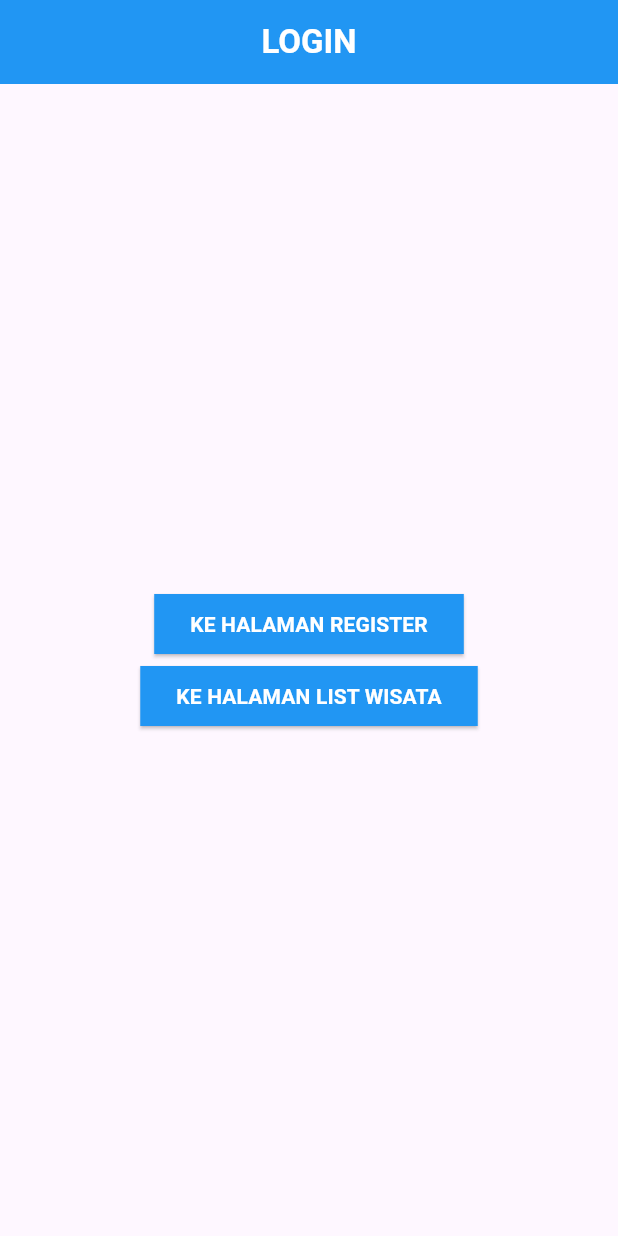
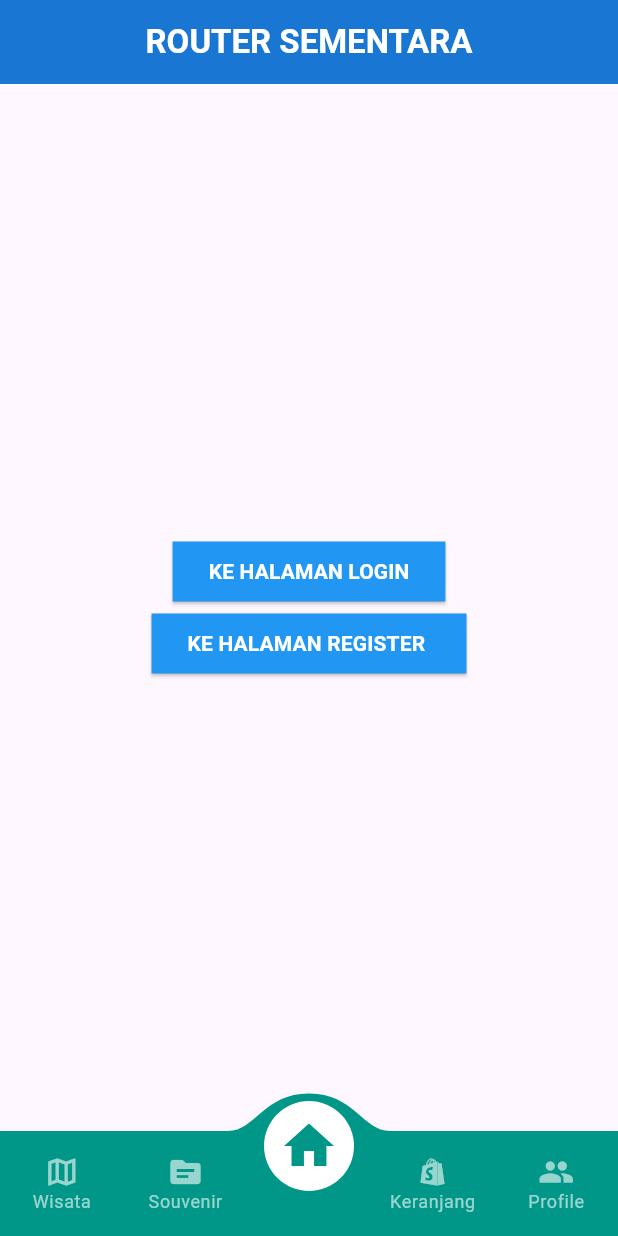
Before and after one commit to rhyssh/GoHealing1, a Flutter app: the screen it shows after launch, on a phone screen of 412 x 824 dp. Run offline on Flutter 3.47's test engine with Material 3 defaults, Android fonts, the light colour scheme and no system bars; drawn by our look-alikes of convex_bottom_bar; our stand-ins replace cloud_firestore, firebase_core; accounts and stored records are empty.

Commit message:
router and bottombar

```diff
--- /dev/null
+++ b/lib/BottomConvexBarr/BottomConvexBarr.dart
@@ -0,0 +1,59 @@
+import 'dart:math';
+
+import "package:flutter/material.dart";
+import 'package:convex_bottom_bar/convex_bottom_bar.dart';
+import 'package:gohealing/User/pages/Home/HomePage.dart';
+import 'package:gohealing/User/pages/ListWisata.dart';
+
+class BottomConvexBarr extends StatefulWidget {
+  const BottomConvexBarr({super.key});
+
+  @override
+  State<BottomConvexBarr> createState() => _BottomConvexBarrState();
+}
+
+class _BottomConvexBarrState extends State<BottomConvexBarr> {
+  int currIndex = 2;
+
+  @override
+  List<Widget> widgets = [
+    ListWisata(),
+    Center(
+      child: Text("Menu Souvenir"),
+    ),
+    HomePage(),
+    Center(
+      child: Text("Menu Keranjang"),
+    ),
+    Center(
+      child: Text("Menu Profile"),
+    ),
+  ];
+
+  Widget build(BuildContext context) {
+    return Scaffold(
+        body: widgets[currIndex],
+        bottomNavigationBar: Container(
+          // padding: EdgeInsets.only(bottom: 20, top: 20),
+          // color: Colors.teal,
+          child: ConvexAppBar(
+            initialActiveIndex: currIndex,
+            backgroundColor: Colors.teal,
+            height: 70,
+            items: [
+              TabItem(icon: Icons.map_outlined, title: 'Wisata'),
+              TabItem(icon: Icons.source_rounded, title: 'Souvenir'),
+              TabItem(icon: Icons.home,  title: 'Home' ),
+              TabItem(icon: Icons.shopify_rounded, title: 'Keranjang'),
+              TabItem(icon: Icons.people, title: 'Profile'),
+            ],
+            onTap: (int i) {
+              setState(() {
+                print("sekarang di = $i");
+                currIndex = i;
+              });
+            },
+          ),
+        ));
+  }
+}
--- /dev/null
+++ b/lib/User/pages/Home/HomePage.dart
@@ -0,0 +1,69 @@
+import "package:flutter/material.dart";
+import "package:gohealing/User/pages/LoginPage/LoginPage.dart";
+import "package:gohealing/User/pages/RegisterPage/RegisterPage.dart";
+
+class HomePage extends StatefulWidget {
+  const HomePage({super.key});
+
+  @override
+  State<HomePage> createState() => _HomePageState();
+}
+
+class _HomePageState extends State<HomePage> {
+  @override
+  Widget build(BuildContext context) {
+    return Scaffold(
+      appBar: AppBar(
+        centerTitle: true,
+        backgroundColor: Colors.blue[700],
+        title: Text(
+          "ROUTER SEMENTARA",
+          style: TextStyle(fontWeight: FontWeight.bold, color: Colors.white),
+        ),
+      ),
+      body: Center(
+        child: Column(
+          mainAxisAlignment: MainAxisAlignment.center,
+          children: [
+            ElevatedButton(
+                style: ElevatedButton.styleFrom(
+                    backgroundColor: Colors.blue,
+                    shape: RoundedRectangleBorder(
+                        borderRadius: BorderRadius.zero)),
+                onPressed: () {
+                  print("mengklik tombol");
+                  Navigator.push(
+                      context,
+                      MaterialPageRoute(
+                        builder: (context) => LoginPage(),
+                      ));
+                },
+                child: Text(
+                  "KE HALAMAN LOGIN",
+                  style: TextStyle(
+                      fontWeight: FontWeight.bold, color: Colors.white),
+                )),
+            ElevatedButton(
+                style: ElevatedButton.styleFrom(
+                    backgroundColor: Colors.blue,
+                    shape: RoundedRectangleBorder(
+                        borderRadius: BorderRadius.zero)),
+                onPressed: () {
+                  print("mengklik tombol");
+                  Navigator.push(
+                      context,
+                      MaterialPageRoute(
+                        builder: (context) => RegisterPage(),
+                      ));
+                },
+                child: Text(
+                  "KE HALAMAN REGISTER ",
+                  style: TextStyle(
+                      fontWeight: FontWeight.bold, color: Colors.white),
+                )),
+          ],
+        ),
+      ),
+    );
+  }
+}
--- a/lib/main.dart
+++ b/lib/main.dart
@@ -1,5 +1,6 @@
 import "package:flutter/material.dart";
 import "package:firebase_core/firebase_core.dart";
+import "package:gohealing/BottomConvexBarr/BottomConvexBarr.dart";
 import "package:gohealing/User/pages/LoginPage/LoginPage.dart";
 import "package:gohealing/firebase_options.dart";
 // Semisal dari Reiki menambah di baris ini
@@ -24,7 +25,7 @@
   @override
   Widget build(BuildContext context) {
     return MaterialApp(
-      home: LoginPage(),
+      home: BottomConvexBarr(),
     );
   }
 }
--- a/pubspec.yaml
+++ b/pubspec.yaml
@@ -29,6 +29,7 @@ environment:
 # versions available, run `flutter pub outdated`.
 dependencies:
   cloud_firestore: ^4.14.0
+  convex_bottom_bar: ^3.2.0
   cupertino_icons: ^1.0.2
   firebase_core: ^2.24.2
   flutter:
```
Also changed, not shown: lib/User/pages/ListWisata.dart (+0 -7 lines), lib/User/pages/LoginPage/LoginPage.dart (+40 -37 lines), pubspec.lock.
